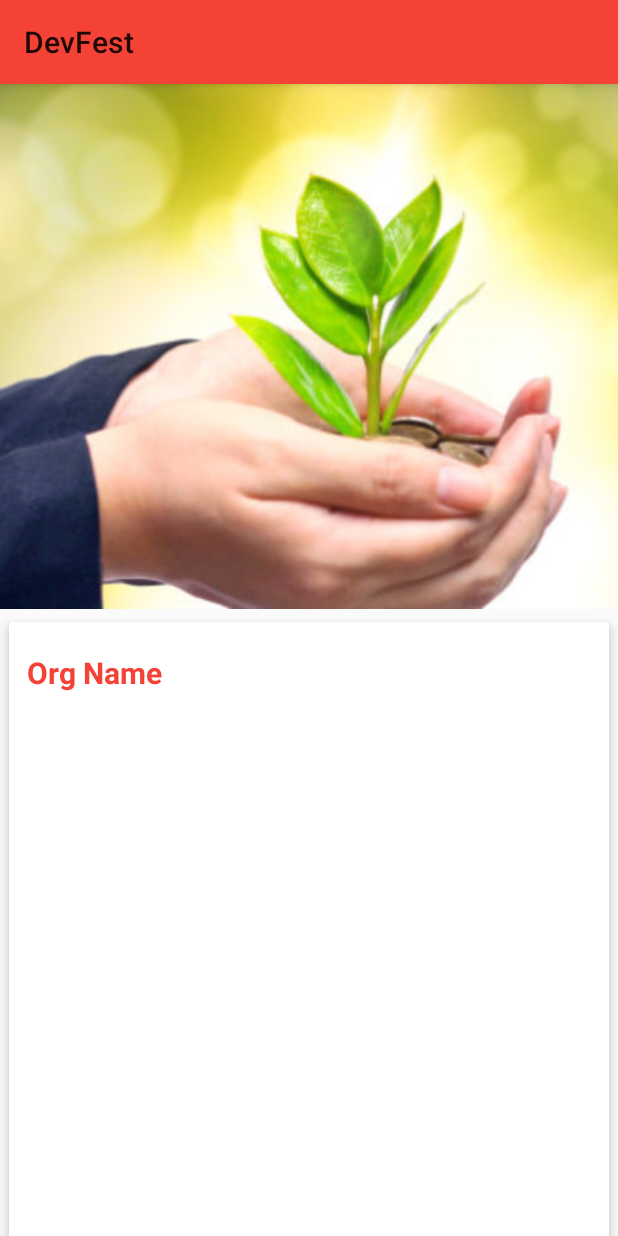
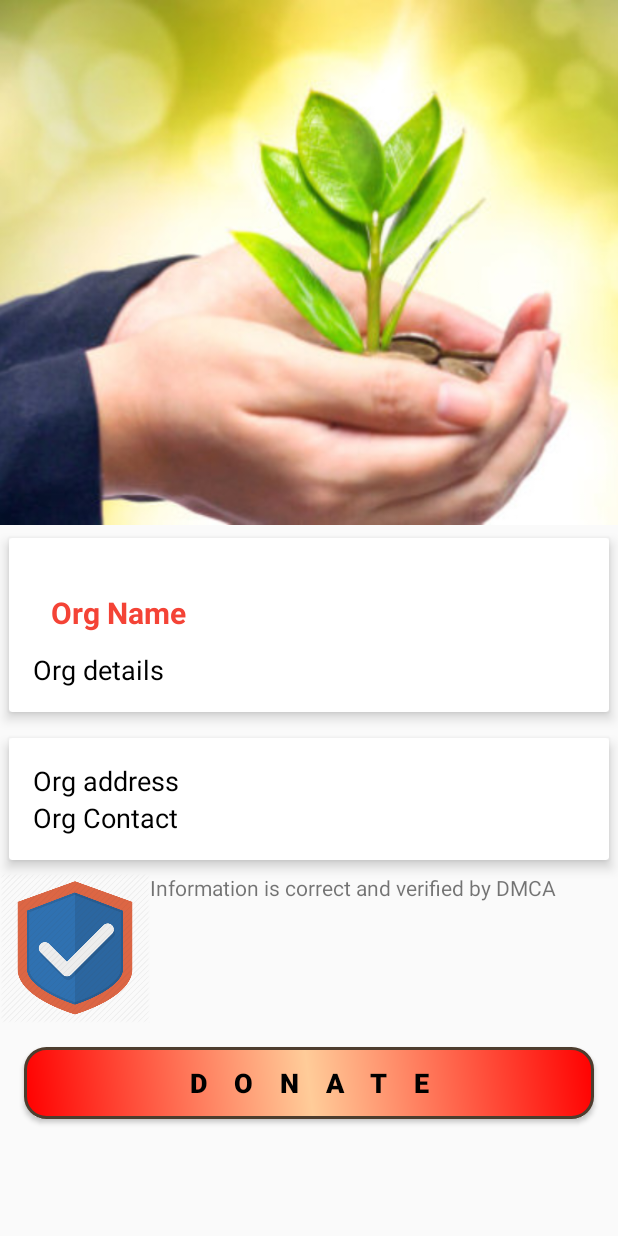
Before and after one commit to yumna11/DevFest, an Android app: the OrganizationDetail screen opened directly, with no data from a screen before it, on a phone screen of 412 x 824 dp. Run offline under Robolectric (Android 15) with nearby library versions, the phone set to English and light mode, and no system bars; our stand-ins replace Firebase (no records; nobody signed in at launch, a user with empty details on screens opened directly); 1 statement that could not run was skipped.

Commit message:
basic app functionality added

```diff
--- a/app/build.gradle
+++ b/app/build.gradle
@@ -34,7 +34,7 @@ dependencies {
     compile 'com.google.firebase:firebase-core:11.6.0'
     compile 'com.android.support:recyclerview-v7:25.3.1'
     compile 'com.google.firebase:firebase-database:11.6.0'
+    compile 'com.firebaseui:firebase-ui-database:0.4.1'
     testCompile 'junit:junit:4.12'
-    compile 'com.firebaseui:firebase-ui-database:0.4.1'
 }
 apply plugin: 'com.google.gms.google-services'
--- a/app/src/main/AndroidManifest.xml
+++ b/app/src/main/AndroidManifest.xml
@@ -7,7 +7,7 @@
 
     <application
         android:allowBackup="true"
-        android:icon="@mipmap/ic_launcher"
+        android:icon="@drawable/logo"
         android:label="@string/app_name"
         android:roundIcon="@mipmap/ic_launcher_round"
         android:supportsRtl="true"
@@ -21,7 +21,9 @@
         </activity>
         <activity android:name=".MainActivity" />
         <activity android:name=".OrganizationDetail" />
-        <activity android:name=".OrganizationList"></activity>
+        <activity android:name=".OrganizationList" />
+        <activity android:name=".BillingInfo" />
+        <activity android:name=".Thanks"></activity>
     </application>
 
 </manifest>
--- a/app/src/main/java/com/example/yumnaasim/devfest/OrganizationDetail.java
+++ b/app/src/main/java/com/example/yumnaasim/devfest/OrganizationDetail.java
@@ -1,8 +1,13 @@
 package com.example.yumnaasim.devfest;
 
+import android.app.Activity;
+import android.content.Intent;
 import android.support.design.widget.CollapsingToolbarLayout;
 import android.support.v7.app.AppCompatActivity;
 import android.os.Bundle;
+import android.util.Log;
+import android.view.View;
+import android.widget.Button;
 import android.widget.ImageView;
 import android.widget.TextView;
 
@@ -14,7 +19,7 @@ import com.google.firebase.database.ValueEventListener;
 
 import model.Organization;
 
-public class OrganizationDetail extends AppCompatActivity {
+public class OrganizationDetail extends Activity {
     TextView orgName, orgDetail,orgAddress, orgContact;
     String orgId;
     Organization currentOrg;
@@ -29,12 +34,21 @@ public class OrganizationDetail extends AppCompatActivity {
         super.onCreate(savedInstanceState);
         setContentView(R.layout.activity_organization_detail);
 
+        Button button = (Button) findViewById(R.id.buttonDonate);
+        button.setOnClickListener(new View.OnClickListener() {
+            @Override
+            public void onClick(View v) {
+                Intent intent = new Intent(OrganizationDetail.this,BillingInfo.class);
+                startActivity(intent);
+            }
+        });
+
         firebaseDatabase = FirebaseDatabase.getInstance();
         organization = firebaseDatabase.getReference("organizations");
         orgName = (TextView) findViewById(R.id.org_name);
         orgDetail = (TextView) findViewById(R.id.org_detail);
         orgAddress = (TextView) findViewById(R.id.org_address);
-        orgDetail = (TextView) findViewById(R.id.org_detail);
+        orgContact = (TextView) findViewById(R.id.org_contact);
         collapsingToolbarLayout = (CollapsingToolbarLayout) findViewById(R.id.collapsing_toolbar);
         collapsingToolbarLayout.setCollapsedTitleTextAppearance(R.style.CollapsedAppBar);
         collapsingToolbarLayout.setExpandedTitleTextAppearance(R.style.ExpandedAppBar);
@@ -46,7 +60,6 @@ public class OrganizationDetail extends AppCompatActivity {
             getOrganizationDetail(orgId);
 
         }
-
     }
 
     private void getOrganizationDetail(String orgId) {
@@ -55,9 +68,10 @@ public class OrganizationDetail extends AppCompatActivity {
             public void onDataChange(DataSnapshot dataSnapshot) {
                 currentOrg = dataSnapshot.getValue(Organization.class);
                 collapsingToolbarLayout.setTitle(currentOrg.getName());
-                orgDetail.setText(currentOrg.getDetail());
-                orgAddress.setText(currentOrg.getAddress());
-                orgContact.setText(currentOrg.getContact());
+                orgName.setText(currentOrg.getName());
+                orgDetail.setText(currentOrg.getDetails());
+                orgAddress.setText("Address: "+currentOrg.getAddress());
+                orgContact.setText("Contact Number: "+currentOrg.getContact());
             }
 
             @Override
--- a/app/src/main/java/com/example/yumnaasim/devfest/OrganizationList.java
+++ b/app/src/main/java/com/example/yumnaasim/devfest/OrganizationList.java
@@ -6,6 +6,7 @@ import android.os.Bundle;
 import android.support.v7.app.AppCompatActivity;
 import android.support.v7.widget.LinearLayoutManager;
 import android.support.v7.widget.RecyclerView;
+import android.util.Log;
 import android.view.View;
 
 import com.firebase.ui.database.FirebaseRecyclerAdapter;
@@ -47,7 +48,8 @@ public class OrganizationList extends Activity {
             @Override
             protected void populateViewHolder(final OrganizationViewHolder viewHolder, final Organization model, final int position) {
                 viewHolder.orgName.setText(model.getName());
-                viewHolder.orgDetail.setText(model.getDetail());
+                viewHolder.orgDetail.setText(model.getAddress());
+
 
                 final Organization org = model;
                 viewHolder.setItemClickListener(new ItemClickListener() {
--- a/app/src/main/java/viewHolder/OrganizationViewHolder.java
+++ b/app/src/main/java/viewHolder/OrganizationViewHolder.java
@@ -21,7 +21,7 @@ public class OrganizationViewHolder extends RecyclerView.ViewHolder implements V
     public OrganizationViewHolder(View itemView) {
         super(itemView);
         this.orgName = (TextView) itemView.findViewById(R.id.org_name);
-        this.orgDetail = (TextView) itemView.findViewById(R.id.org_detail);
+        this.orgDetail = (TextView) itemView.findViewById(R.id.organization_detail);
         itemView.setOnClickListener(this);
     }
     public void setItemClickListener(ItemClickListener itemClickListener)
--- /dev/null
+++ b/app/src/main/res/drawable/button_shape.xml
@@ -0,0 +1,20 @@
+<?xml version="1.0" encoding="utf-8"?>
+<shape xmlns:android="http://schemas.android.com/apk/res/android" android:shape="rectangle" >
+    <corners
+        android:radius="14dp"
+        />
+    <gradient
+        android:angle="45"
+        android:centerX="50%"
+        android:centerColor="#FFCC99"
+        android:startColor="#FF0000"
+        android:endColor="#FF0000"
+        android:type="linear"
+        />
+
+    <stroke
+        android:width="2dp"
+        android:color="#4D3D2E"
+        />
+
+</shape>
--- a/app/src/main/res/layout/activity_organization_detail.xml
+++ b/app/src/main/res/layout/activity_organization_detail.xml
@@ -6,6 +6,7 @@
     xmlns:app="http://schemas.android.com/apk/res-auto"
 
     tools:context="com.example.yumnaasim.devfest.OrganizationDetail">
+
     <android.support.design.widget.AppBarLayout
         android:layout_width="match_parent"
         android:layout_height="wrap_content"
@@ -65,6 +66,7 @@
                 app:cardUseCompatPadding="true">
 
                 <LinearLayout
+                    android:padding="16dp"
                     android:layout_width="match_parent"
                     android:layout_height="wrap_content"
                     android:orientation="vertical">
@@ -81,37 +83,68 @@
                         android:textStyle="bold"/>
 
                         <TextView
-                            android:layout_width="0dp"
+                            android:layout_width="wrap_content"
                             android:layout_height="wrap_content"
                             android:id="@+id/org_detail"
-                            android:layout_weight="9"
                             android:text="Org details"
-                            android:textColor="@color/colorPrimary"
+                            android:textColor="@android:color/black"
                             android:textSize="18sp"
-                            android:textStyle="bold"/>
+                          />
+                    </LinearLayout>
+            </android.support.v7.widget.CardView>
+            <android.support.v7.widget.CardView
+                android:layout_width="match_parent"
+                android:layout_height="wrap_content"
+                app:cardElevation="5dp"
+                app:cardUseCompatPadding="true">
+                <LinearLayout
+                    android:padding="16dp"
+                    android:layout_width="match_parent"
+                    android:layout_height="wrap_content"
+                    android:orientation="vertical">
                     <TextView
-                        android:layout_width="0dp"
+                        android:layout_width="wrap_content"
                         android:layout_height="wrap_content"
                         android:id="@+id/org_address"
-                        android:layout_weight="9"
                         android:text="Org address"
-                        android:textColor="@color/colorPrimary"
+                        android:textColor="@android:color/black"
                         android:textSize="18sp"
-                        android:textStyle="bold"/>
+                        />
                     <TextView
-                        android:layout_width="0dp"
+                        android:layout_width="wrap_content"
                         android:layout_height="wrap_content"
                         android:id="@+id/org_contact"
-                        android:layout_weight="9"
-                        android:text="Org details"
-                        android:textColor="@color/colorPrimary"
+                        android:text="Org Contact"
+                        android:textColor="@android:color/black"
                         android:textSize="18sp"
-                        android:textStyle="bold"/>
-
+                        />
                 </LinearLayout>
             </android.support.v7.widget.CardView>
-
-
+            <LinearLayout
+                android:layout_width="match_parent"
+                android:layout_height="wrap_content"
+                android:orientation="horizontal">
+                <ImageView
+                    android:layout_width="100dp"
+                    android:layout_height="100dp"
+                    android:src="@drawable/badge"/>
+                <TextView
+                    android:layout_width="wrap_content"
+                    android:layout_height="wrap_content"
+                    android:text="Information is correct and verified by DMCA"/>
+            </LinearLayout>
+            <Button
+                android:textColor="@android:color/black"
+                android:id="@+id/buttonDonate"
+                android:layout_width="match_parent"
+                android:layout_height="wrap_content"
+                android:layout_weight="1"
+                android:layout_margin="16dp"
+                android:text="DONATE"
+                android:letterSpacing="1"
+                android:textSize="18sp"
+                android:textStyle="bold"
+                android:background="@drawable/button_shape"/>
         </LinearLayout>
 
 
--- a/app/src/main/res/layout/activity_organization_list.xml
+++ b/app/src/main/res/layout/activity_organization_list.xml
@@ -5,12 +5,14 @@
     xmlns:tools="http://schemas.android.com/tools"
     android:layout_width="match_parent"
     android:layout_height="match_parent"
+
     >
     <include
         android:id="@+id/header"
         layout="@layout/header" />
 
     <android.support.v7.widget.RecyclerView
+        android:paddingTop="8dp"
         android:layout_below="@id/header"
         android:layout_width="match_parent"
         android:layout_height="match_parent"
```
Also changed, not shown: app/src/main/java/com/example/yumnaasim/devfest/BillingInfo.java (added, +24 -0 lines), app/src/main/java/com/example/yumnaasim/devfest/MainActivity.java (+1 -11 lines), app/src/main/java/com/example/yumnaasim/devfest/Thanks.java (added, +50 -0 lines), app/src/main/java/model/Organization.java (+5 -5 lines), app/src/main/res/drawable/box.xml (added, +9 -0 lines), app/src/main/res/drawable/ic_warning_black_24dp.xml (added, +9 -0 lines), app/src/main/res/layout/activity_billing_info.xml (added, +85 -0 lines), app/src/main/res/layout/activity_main.xml (+8 -4 lines), app/src/main/res/layout/activity_thanks.xml (added, +42 -0 lines), app/src/main/res/layout/organization_item.xml (+6 -7 lines), app/src/main/res/drawable/badge.png (added).
